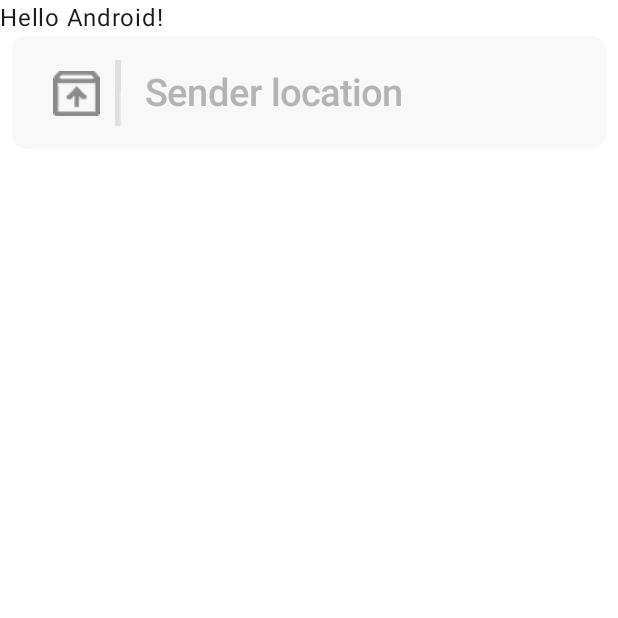
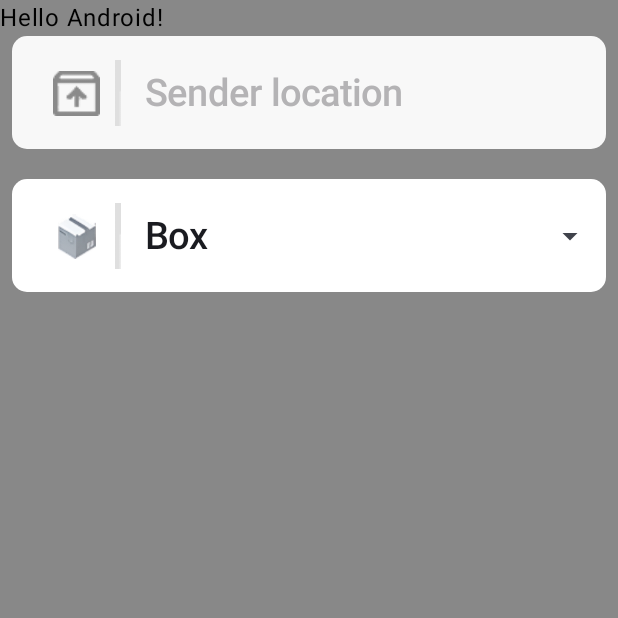
Before and after one commit to emperorfin/Movemate, an Android app built with Jetpack Compose: the screen it shows after launch (MainActivity), on a phone screen of 412 x 824 dp, the top half of it. Run offline under Robolectric (Android 15) with nearby library versions, the phone set to English and light mode, and no system bars.

Commit message:
[CREATED] Created DropdownWithIcon reusable component.

```diff
--- a/app/src/main/java/emperorfin/android/movemate/MainActivity.kt
+++ b/app/src/main/java/emperorfin/android/movemate/MainActivity.kt
@@ -5,7 +5,9 @@ import androidx.activity.ComponentActivity
 import androidx.activity.compose.setContent
 import androidx.activity.enableEdgeToEdge
 import androidx.compose.foundation.layout.Column
+import androidx.compose.foundation.layout.Spacer
 import androidx.compose.foundation.layout.fillMaxSize
+import androidx.compose.foundation.layout.height
 import androidx.compose.foundation.layout.padding
 import androidx.compose.material3.Scaffold
 import androidx.compose.material3.Text
@@ -13,6 +15,8 @@ import androidx.compose.runtime.Composable
 import androidx.compose.ui.Modifier
 import androidx.compose.ui.graphics.Color
 import androidx.compose.ui.tooling.preview.Preview
+import androidx.compose.ui.unit.dp
+import emperorfin.android.movemate.ui.component.DropdownWithIcon
 import emperorfin.android.movemate.ui.component.TextFieldWithIcon
 import emperorfin.android.movemate.ui.theme.MovemateTheme
 
@@ -22,7 +26,7 @@ class MainActivity : ComponentActivity() {
         enableEdgeToEdge()
         setContent {
             MovemateTheme {
-                Scaffold(modifier = Modifier.fillMaxSize(), containerColor = Color.White) { innerPadding ->
+                Scaffold(modifier = Modifier.fillMaxSize(), containerColor = Color.Gray) { innerPadding ->
                     Column {
                         Greeting(
                             name = "Android",
@@ -35,6 +39,14 @@ class MainActivity : ComponentActivity() {
                             onValueChange = {},
                             hint = "Sender location",
                             icon = R.drawable.ic_upload
+                        )
+
+                        Spacer(modifier = Modifier.height(height = 20.dp))
+
+                        DropdownWithIcon(
+                            icon = R.drawable.ic_box,
+                            menuItems = listOf("Box", "Box2", "Box3"),
+                            onItemClick = {}
                         )
                     }
                 }
--- /dev/null
+++ b/app/src/main/java/emperorfin/android/movemate/ui/component/DropdownWithIcon.kt
@@ -0,0 +1,163 @@
+package emperorfin.android.movemate.ui.component
+
+import androidx.annotation.DrawableRes
+import androidx.compose.foundation.Image
+import androidx.compose.foundation.layout.Arrangement
+import androidx.compose.foundation.layout.Column
+import androidx.compose.foundation.layout.Row
+import androidx.compose.foundation.layout.Spacer
+import androidx.compose.foundation.layout.fillMaxSize
+import androidx.compose.foundation.layout.fillMaxWidth
+import androidx.compose.foundation.layout.height
+import androidx.compose.foundation.layout.padding
+import androidx.compose.foundation.layout.width
+import androidx.compose.foundation.shape.RoundedCornerShape
+import androidx.compose.material3.DropdownMenuItem
+import androidx.compose.material3.ExperimentalMaterial3Api
+import androidx.compose.material3.ExposedDropdownMenuBox
+import androidx.compose.material3.ExposedDropdownMenuDefaults
+import androidx.compose.material3.Icon
+import androidx.compose.material3.Scaffold
+import androidx.compose.material3.Text
+import androidx.compose.material3.TextField
+import androidx.compose.material3.TextFieldDefaults
+import androidx.compose.runtime.Composable
+import androidx.compose.runtime.getValue
+import androidx.compose.runtime.mutableStateOf
+import androidx.compose.runtime.remember
+import androidx.compose.runtime.setValue
+import androidx.compose.ui.Alignment
+import androidx.compose.ui.Modifier
+import androidx.compose.ui.graphics.Color
+import androidx.compose.ui.res.dimensionResource
+import androidx.compose.ui.res.painterResource
+import androidx.compose.ui.text.TextStyle
+import androidx.compose.ui.text.font.FontWeight
+import androidx.compose.ui.tooling.preview.Preview
+import androidx.compose.ui.unit.dp
+import androidx.compose.ui.unit.sp
+import emperorfin.android.movemate.R
+import emperorfin.android.movemate.ui.theme.MovemateTheme
+import emperorfin.android.movemate.ui.theme.White
+import emperorfin.android.movemate.ui.theme.WhiteFfdfdfdf
+
+
+@OptIn(ExperimentalMaterial3Api::class)
+@Composable
+fun DropdownWithIcon(
+    modifier: Modifier = Modifier
+        .fillMaxWidth()
+        .padding(horizontal = dimensionResource(id = R.dimen.text_field_with_icon_padding_horizontal_8)),
+    @DrawableRes icon: Int,
+    menuItems: List<String>,
+    onItemClick: (String) -> Unit
+) {
+    val options = menuItems
+    var expanded by remember { mutableStateOf(false) }
+    var selectedOption by remember { mutableStateOf(options[0]) }
+
+    ExposedDropdownMenuBox(
+        expanded = expanded,
+        onExpandedChange = { expanded = !expanded }
+    ) {
+        TextField(
+            readOnly = true,
+            value = selectedOption,
+            onValueChange = {},
+            leadingIcon = {
+                Row(
+                    modifier = Modifier.padding(
+                        start = dimensionResource(id = R.dimen.text_field_with_icon_leading_icon_row_padding_start_27),
+                        end = dimensionResource(id = R.dimen.text_field_with_icon_leading_icon_row_padding_end_12)
+                    ),
+                    horizontalArrangement = Arrangement.Center,
+                    verticalAlignment = Alignment.CenterVertically
+                ) {
+                    Image(
+                        modifier = Modifier
+                            .width(width = dimensionResource(id = R.dimen.text_field_with_icon_leading_icon_generic_width_31))
+                            .height(height = dimensionResource(id = R.dimen.text_field_with_icon_leading_icon_generic_height_30)),
+                        painter = painterResource(id = icon),
+                        contentDescription = null,
+                    )
+
+                    Spacer(modifier = Modifier.width(width = dimensionResource(id = R.dimen.text_field_with_icon_leading_icon_spacer_width_10)))
+
+                    Icon(
+                        modifier = Modifier
+                            .height(height = dimensionResource(id = R.dimen.text_field_with_icon_leading_icon_separator_height_44))
+                            .width(width = dimensionResource(id = R.dimen.text_field_with_icon_leading_icon_separator_width_4)),
+                        painter = painterResource(id = R.drawable.ic_separator),
+                        contentDescription = null,
+                        tint = WhiteFfdfdfdf
+                    )
+
+                }
+            },
+            trailingIcon = {
+                ExposedDropdownMenuDefaults.TrailingIcon(expanded = expanded)
+            },
+            singleLine = true,
+            colors = TextFieldDefaults.colors(
+                focusedContainerColor = White,
+                unfocusedContainerColor = White,
+                focusedIndicatorColor = Color.Transparent,
+                unfocusedIndicatorColor = Color.Transparent
+            ),
+            shape = RoundedCornerShape(size = dimensionResource(id = R.dimen.text_field_with_icon_shape_size_10)),
+            textStyle = TextStyle(
+                fontSize = dimensionResource(id = R.dimen.text_field_with_icon_text_font_size_25p1).value.sp,
+                fontWeight = FontWeight.Medium
+            ),
+            modifier = modifier
+                .menuAnchor()
+                .height(height = dimensionResource(id = R.dimen.text_field_with_icon_height_75))
+        )
+        ExposedDropdownMenu(
+            expanded = expanded,
+            onDismissRequest = { expanded = false }
+        ) {
+            options.forEach { option ->
+                DropdownMenuItem(
+                    text = { Text(option) },
+                    onClick = {
+                        selectedOption = option
+                        expanded = false
+
+                        onItemClick(selectedOption)
+                    }
+                )
+            }
+        }
+    }
+}
+
+@Preview(
+    showBackground = true,
+    showSystemUi = true,
+    device = "spec:width=411dp,height=891dp",
+    backgroundColor = 0xFFFFFFFF
+)
+@Composable
+private fun DropdownWithIconPreview() {
+    MovemateTheme {
+        Scaffold(
+            modifier = Modifier.fillMaxSize(),
+            containerColor = Color.Gray
+        ) { innerPadding ->
+            Column(
+                modifier = Modifier.padding(innerPadding),
+                verticalArrangement = Arrangement.Center,
+                horizontalAlignment = Alignment.CenterHorizontally
+            ) {
+                Spacer(modifier = Modifier.height(70.dp))
+
+                DropdownWithIcon(
+                    icon = R.drawable.ic_box,
+                    menuItems = listOf("Box", "Box2", "Box3"),
+                    onItemClick = {}
+                )
+            }
+        }
+    }
+}
```
Also changed, not shown: app/src/main/res/drawable/ic_box.png (added).
